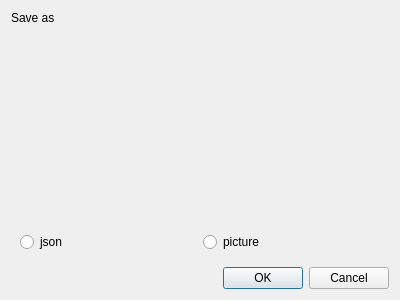
The window that savetype.ui (vladdeb/WhiteBoard) describes before a commit, drawn with Qt 5.
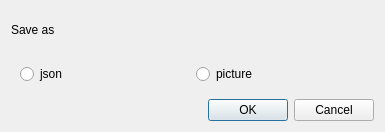
The same window after the commit.

The edit to the form file:
```diff
--- a/savetype.ui
+++ b/savetype.ui
@@ -6,10 +6,16 @@
    <rect>
     <x>0</x>
     <y>0</y>
-    <width>400</width>
-    <height>300</height>
+    <width>385</width>
+    <height>132</height>
    </rect>
   </property>
+  <property name="sizePolicy">
+   <sizepolicy hsizetype="Fixed" vsizetype="Fixed">
+    <horstretch>0</horstretch>
+    <verstretch>0</verstretch>
+   </sizepolicy>
+  </property>
   <property name="windowTitle">
    <string>Dialog</string>
   </property>
@@ -21,19 +27,6 @@
      </property>
     </widget>
    </item>
-   <item>
-    <spacer name="verticalSpacer">
-     <property name="orientation">
-      <enum>Qt::Orientation::Vertical</enum>
-     </property>
-     <property name="sizeHint" stdset="0">
-      <size>
-       <width>20</width>
-       <height>40</height>
-      </size>
-     </property>
-    </spacer>
-   </item>
    <item>
     <widget class="QWidget" name="widget" native="true">
      <layout class="QHBoxLayout" name="horizontalLayout">
```
